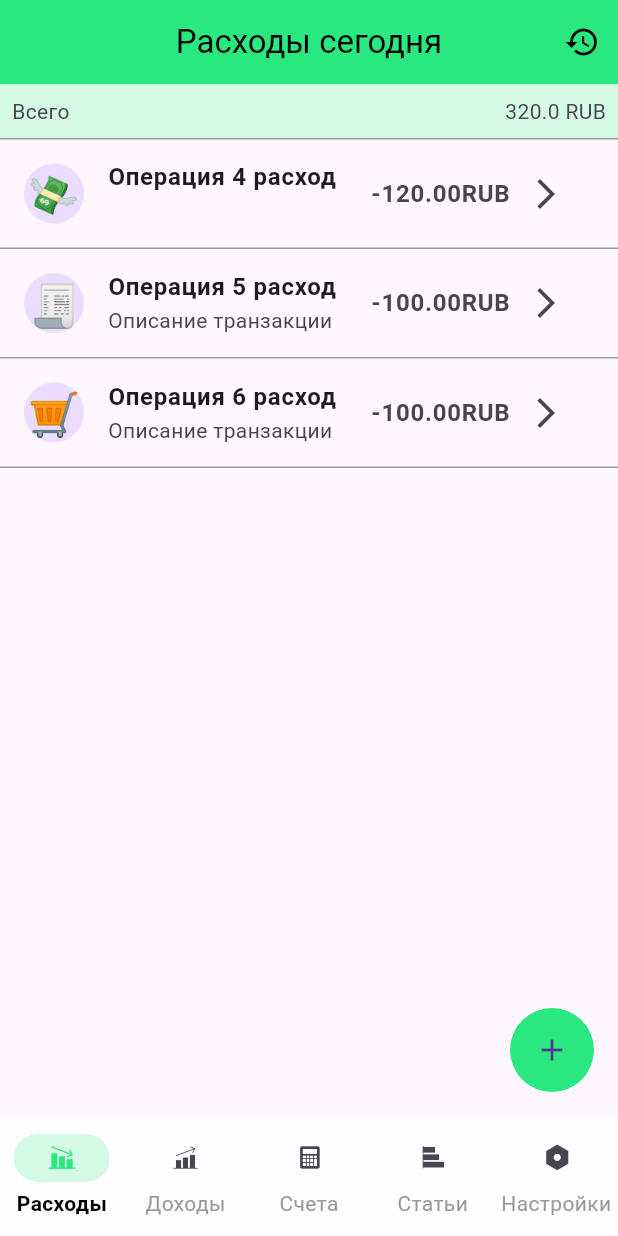
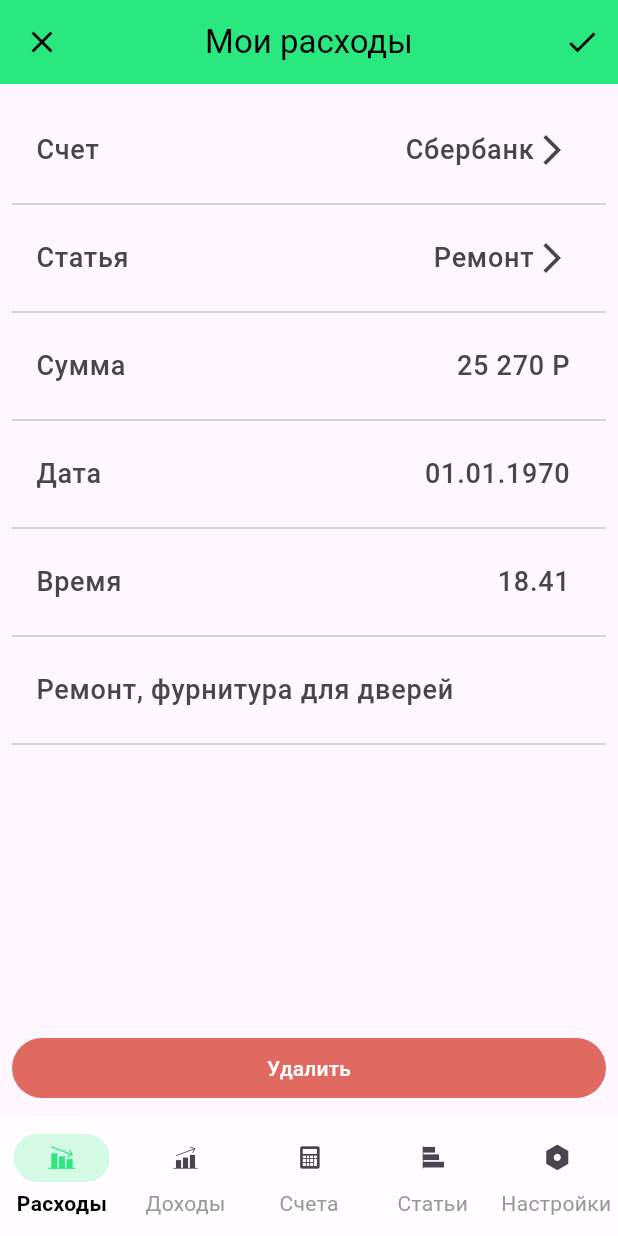
Before and after one commit to pablobagdal/CoinsIO, a Flutter app: the screen it shows after launch, after a tap on the "arrow forward ios" icon, on a phone screen of 412 x 824 dp. Run offline on Flutter 3.47's test engine with Material 3 defaults, Android fonts, the phone set to English and light mode, and no system bars; our stand-ins replace drift, flutter_bloc, freezed_annotation, go_router; missing offline and left inert: fuzzywuzzy, shake, spoiler_widget; accounts and stored records are empty; generated files the repository leaves out were written again.

Commit message:
add transaction edit screen

```diff
--- a/lib/core/themes/app_theme.dart
+++ b/lib/core/themes/app_theme.dart
@@ -14,6 +14,7 @@ abstract class AppTheme {
       ),
     ),
     appBarTheme: const AppBarTheme(
+      centerTitle: true,
       backgroundColor: AppColors.greenbright1,
       foregroundColor: AppColors.black1,
       elevation: 0,
--- /dev/null
+++ b/lib/ui/pages/transactions/transaction_edit/transaction_edit_screen.dart
@@ -0,0 +1,159 @@
+import 'package:flutter/material.dart';
+import 'package:go_router/go_router.dart';
+
+class TransactionEditScreen extends StatelessWidget {
+  final String? transactionId;
+  final bool isIncome;
+
+  const TransactionEditScreen({
+    super.key,
+    this.transactionId,
+    required this.isIncome,
+  });
+
+  @override
+  Widget build(final BuildContext context) {
+    final isEditing = transactionId != null;
+
+    return Scaffold(
+      appBar: AppBar(
+        leading: IconButton(
+          onPressed: () {
+            context.pop();
+          },
+          icon: const Icon(Icons.close),
+        ),
+        centerTitle: true,
+        title: Text(isIncome ? 'Мои доходы' : 'Мои расходы'),
+        actions: [IconButton(onPressed: () {}, icon: const Icon(Icons.check))],
+      ),
+      body: Padding(
+        padding: const EdgeInsets.all(8.0),
+        child: Column(
+          children: [
+            const SizedBox(height: 8),
+
+            MyListTile(
+              leadingText: 'Счет',
+              trailingWidgets: const Row(
+                mainAxisSize: MainAxisSize.min,
+                children: [
+                  Text(
+                    'Сбербанк',
+                    style: TextStyle(fontSize: 18, fontWeight: FontWeight.w500),
+                  ),
+                  Icon(Icons.arrow_forward_ios),
+                ],
+              ),
+              onTap: () {},
+            ),
+            const Divider(),
+            MyListTile(
+              leadingText: 'Статья',
+              trailingWidgets: const Row(
+                mainAxisSize: MainAxisSize.min,
+                children: [
+                  Text(
+                    'Ремонт',
+                    style: TextStyle(fontSize: 18, fontWeight: FontWeight.w500),
+                  ),
+                  Icon(Icons.arrow_forward_ios),
+                ],
+              ),
+              onTap: () {},
+            ),
+            const Divider(),
+            MyListTile(
+              leadingText: 'Сумма',
+              trailingWidgets: const Row(
+                mainAxisSize: MainAxisSize.min,
+                children: [
+                  Text(
+                    '25 270 Р',
+                    style: TextStyle(fontSize: 18, fontWeight: FontWeight.w500),
+                  ),
+                ],
+              ),
+              onTap: () {},
+            ),
+            const Divider(),
+            MyListTile(
+              leadingText: 'Дата',
+              trailingWidgets: const Row(
+                mainAxisSize: MainAxisSize.min,
+                children: [
+                  Text(
+                    '01.01.1970',
+                    style: TextStyle(fontSize: 18, fontWeight: FontWeight.w500),
+                  ),
+                ],
+              ),
+              onTap: () {},
+            ),
+            const Divider(),
+            MyListTile(
+              leadingText: 'Время',
+              trailingWidgets: const Row(
+                mainAxisSize: MainAxisSize.min,
+                children: [
+                  Text(
+                    '18.41',
+                    style: TextStyle(fontSize: 18, fontWeight: FontWeight.w500),
+                  ),
+                ],
+              ),
+              onTap: () {},
+            ),
+            const Divider(),
+            MyListTile(
+              leadingText: 'Ремонт, фурнитура для дверей',
+              onTap: () {},
+            ),
+            const Divider(),
+            const Spacer(),
+            if (isEditing) ...[
+              SizedBox(
+                width: double.infinity,
+                child: TextButton(
+                  style: const ButtonStyle(
+                    backgroundColor: WidgetStatePropertyAll(
+                      Color.fromARGB(255, 224, 105, 97),
+                    ),
+                  ),
+                  onPressed: () => context.pop(),
+                  child: const Text(
+                    'Удалить',
+                    style: TextStyle(color: Color.fromARGB(255, 255, 255, 255)),
+                  ),
+                ),
+              ),
+            ],
+          ],
+        ),
+      ),
+    );
+  }
+}
+
+class MyListTile extends StatelessWidget {
+  final String leadingText;
+  final Widget? trailingWidgets;
+  final VoidCallback? onTap;
+
+  const MyListTile({
+    required this.leadingText,
+    super.key,
+    this.trailingWidgets,
+    this.onTap,
+  });
+
+  @override
+  Widget build(final BuildContext context) => ListTile(
+    leading: Text(
+      leadingText ?? '',
+      style: const TextStyle(fontSize: 18, fontWeight: FontWeight.w500),
+    ),
+    trailing: trailingWidgets,
+    onTap: onTap,
+  );
+}
--- a/lib/ui/pages/transactions/transactions_page.dart
+++ b/lib/ui/pages/transactions/transactions_page.dart
@@ -58,7 +58,9 @@ class _TodayTransactionsView extends StatelessWidget {
     ),
     floatingActionButton: FloatingActionButton(
       onPressed: () {
-        // TODO: переход к созданию транзакции
+        context.go(
+          isIncome ? '/incomes/transaction-edit' : '/expenses/transaction-edit',
+        );
       },
       child: const Icon(Icons.add),
     ),
@@ -162,11 +164,6 @@ class _TransactionsList extends StatelessWidget {
 
   @override
   Widget build(final BuildContext context) {
-    // Sort transactions by date, newest first
-    // transactions.sort(
-    //   (final a, final b) =>
-    //       b.transactionDate.compareTo(a.transactionDate),
-    // );
     final totalAmount = transactions.fold<double>(
       0.0,
       (final sum, final item) => sum + double.parse(item.amount),
@@ -175,14 +172,14 @@ class _TransactionsList extends StatelessWidget {
     return Column(
       children: [
         Container(
-          padding: EdgeInsets.all(8),
+          padding: const EdgeInsets.all(8),
           color: AppColors.greenlight1,
           child: Row(
+            mainAxisAlignment: MainAxisAlignment.spaceBetween,
             children: [
-              Text('Всего'),
-              Text('${totalAmount} ${transactions.first.account.currency}'),
+              const Text('Всего'),
+              Text('$totalAmount ${transactions.first.account.currency}'),
             ],
-            mainAxisAlignment: MainAxisAlignment.spaceBetween,
           ),
         ),
         Expanded(
@@ -196,16 +193,16 @@ class _TransactionsList extends StatelessWidget {
                   border: Border(
                     top:
                         index == 0
-                            ? BorderSide(color: AppColors.grey1, width: 1)
+                            ? const BorderSide(color: AppColors.grey1, width: 1)
                             : BorderSide.none,
-                    bottom: BorderSide(color: AppColors.grey1, width: 1),
+                    bottom: const BorderSide(color: AppColors.grey1, width: 1),
                   ),
                 ),
                 child: ListTile(
                   leading: CircleAvatar(
                     child: Text(
                       transaction.category.emoji,
-                      style: TextStyle(fontSize: 28),
+                      style: const TextStyle(fontSize: 28),
                     ),
                   ),
                   title: Text(
@@ -213,25 +210,27 @@ class _TransactionsList extends StatelessWidget {
                     style: const TextStyle(fontWeight: FontWeight.bold),
                   ),
                   subtitle: Text(
-                    '${transaction.comment ?? ""}', // Display date only
+                    transaction.comment ?? '', // Display date only
                   ),
                   trailing: Row(
                     mainAxisSize: MainAxisSize.min,
                     children: <Widget>[
                       Text(
                         '${isIncome ? '+' : '-'}${transaction.amount}${transaction.account.currency}',
-                        style: TextStyle(
+                        style: const TextStyle(
                           fontWeight: FontWeight.bold,
                           fontSize: 16.0,
                         ),
                       ),
                       IconButton(
                         icon: const Icon(Icons.arrow_forward_ios),
-                        onPressed: () {},
-                        // () => _deleteTransaction(
-                        //   context,
-                        //   transaction.id,
-                        // ),
+                        onPressed: () {
+                          context.go(
+                            isIncome
+                                ? '/incomes/transaction-edit?id=${transaction.id}'
+                                : '/expenses/transaction-edit?id=${transaction.id}',
+                          );
+                        },
                       ),
                     ],
                   ),
--- a/lib/ui/router/router.dart
+++ b/lib/ui/router/router.dart
@@ -1,8 +1,10 @@
 import 'package:coinio_app/core/fonts/my_icons.dart';
+import 'package:coinio_app/main.dart';
 import 'package:coinio_app/ui/pages/accounts/account_change_balance.dart';
 import 'package:coinio_app/ui/pages/accounts/accounts_page.dart';
 import 'package:coinio_app/ui/pages/categories/categories_page.dart';
 import 'package:coinio_app/ui/pages/settings_page.dart';
+import 'package:coinio_app/ui/pages/transactions/transaction_edit/transaction_edit_screen.dart';
 import 'package:flutter/material.dart';
 import 'package:go_router/go_router.dart';
 
@@ -16,42 +18,7 @@ final GoRouter router = GoRouter(
   initialLocation: '/expenses',
   routes: [
     StatefulShellRoute.indexedStack(
-      builder:
-          (final context, final state, final shell) => Scaffold(
-            body: shell,
-            bottomNavigationBar: NavigationBar(
-              selectedIndex: shell.currentIndex,
-              onDestinationSelected: (final index) {
-                if (index == shell.currentIndex) {
-                  shell.goBranch(index, initialLocation: true);
-                } else {
-                  shell.goBranch(index);
-                }
-              },
-              destinations: [
-                const NavigationDestination(
-                  icon: Icon(MyIcons.spendings),
-                  label: 'Расходы',
-                ),
-                const NavigationDestination(
-                  icon: Icon(MyIcons.incomes),
-                  label: 'Доходы',
-                ),
-                const NavigationDestination(
-                  icon: Icon(MyIcons.account),
-                  label: 'Счета',
-                ),
-                const NavigationDestination(
-                  icon: Icon(MyIcons.category),
-                  label: 'Статьи',
-                ),
-                const NavigationDestination(
-                  icon: Icon(MyIcons.settings),
-                  label: 'Настройки',
-                ),
-              ],
-            ),
-          ),
+      builder: _scaffoldWithNavBar,
       branches: [
         StatefulShellBranch(routes: [_transactionsGoRoute(isIncome: false)]),
         StatefulShellBranch(routes: [_transactionsGoRoute(isIncome: true)]),
@@ -91,3 +58,38 @@ final GoRouter router = GoRouter(
     ),
   ],
 );
+
+/// method to create NavBar for whole app
+Widget _scaffoldWithNavBar(
+  final BuildContext context,
+  final GoRouterState state,
+  final StatefulNavigationShell shell,
+) => Scaffold(
+  body: shell,
+  bottomNavigationBar: NavigationBar(
+    selectedIndex: shell.currentIndex,
+    onDestinationSelected: (final index) {
+      if (index == shell.currentIndex) {
+        shell.goBranch(index, initialLocation: true);
+      } else {
+        shell.goBranch(index);
+      }
+    },
+    destinations: [
+      const NavigationDestination(
+        icon: Icon(MyIcons.spendings),
+        label: 'Расходы',
+      ),
+      const NavigationDestination(icon: Icon(MyIcons.incomes), label: 'Доходы'),
+      const NavigationDestination(icon: Icon(MyIcons.account), label: 'Счета'),
+      const NavigationDestination(
+        icon: Icon(MyIcons.category),
+        label: 'Статьи',
+      ),
+      const NavigationDestination(
+        icon: Icon(MyIcons.settings),
+        label: 'Настройки',
+      ),
+    ],
+  ),
+);
--- a/lib/ui/router/router_helpers.dart
+++ b/lib/ui/router/router_helpers.dart
@@ -1,6 +1,17 @@
 part of 'router.dart';
 
-_transactionsGoRoute({required bool isIncome}) => GoRoute(
+_transactionEditGoRoute({required final bool isIncome}) => GoRoute(
+  path: 'transaction-edit',
+  builder: (final context, final state) {
+    final transactionId = state.uri.queryParameters['id'];
+    return TransactionEditScreen(
+      transactionId: transactionId,
+      isIncome: isIncome,
+    );
+  },
+);
+
+_transactionsGoRoute({required final bool isIncome}) => GoRoute(
   path: isIncome ? '/incomes' : '/expenses',
   builder: (final context, final state) => TransactionsPage(isIncome: isIncome),
   routes: [
@@ -15,7 +26,11 @@ _transactionsGoRoute({required bool isIncome}) => GoRoute(
           builder:
               (final context, final state) => AnalysisPage(isIncome: isIncome),
         ),
+        // route to edit from history page
+        _transactionEditGoRoute(isIncome: isIncome),
       ],
     ),
+    // route to edit from income/expense page
+    _transactionEditGoRoute(isIncome: isIncome),
   ],
 );
```
Also changed, not shown: lib/ui/pages/transactions/transactions_history_page.dart (+17 -26 lines), pubspec.yaml (+0 -67 lines), 63 other files.
